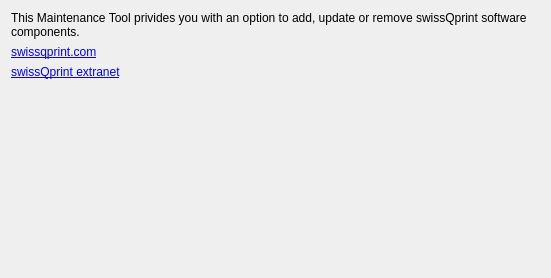
Old version of the form src/libs/installer/sqp/WelcomePage.ui in the repository swissQprint/qt-installer-framework.
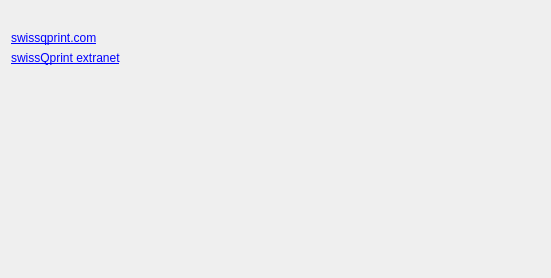
New version of the form.

```diff
--- a/src/libs/installer/sqp/WelcomePage.ui
+++ b/src/libs/installer/sqp/WelcomePage.ui
@@ -17,7 +17,7 @@
    <item>
     <widget class="QLabel" name="label">
      <property name="text">
-      <string>This Maintenance Tool privides you with an option to add, update or remove swissQprint software components.</string>
+      <string/>
      </property>
      <property name="wordWrap">
       <bool>true</bool>
```
Left out of the diff: 6 changed lines with no effect on the pictures.
